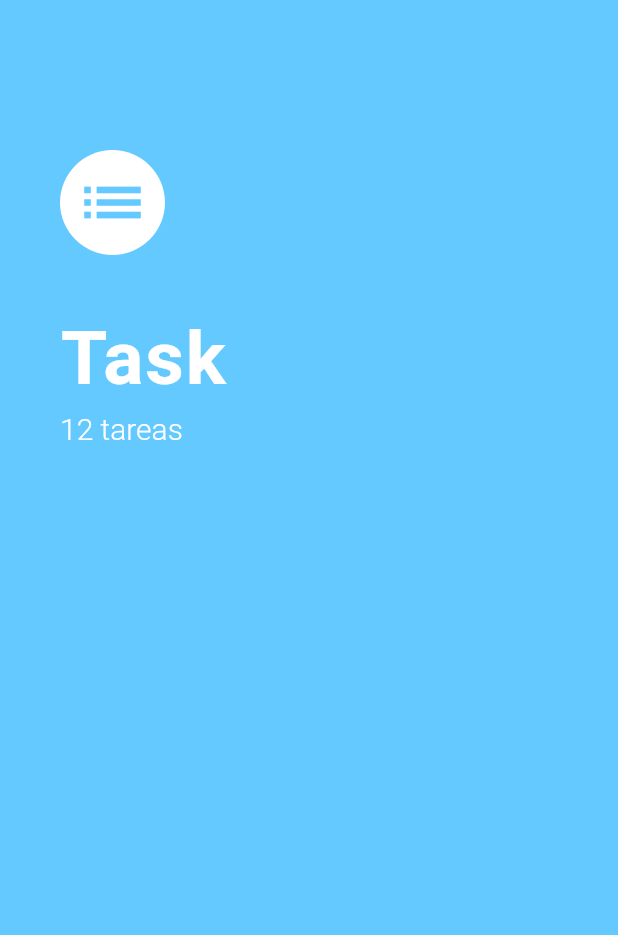
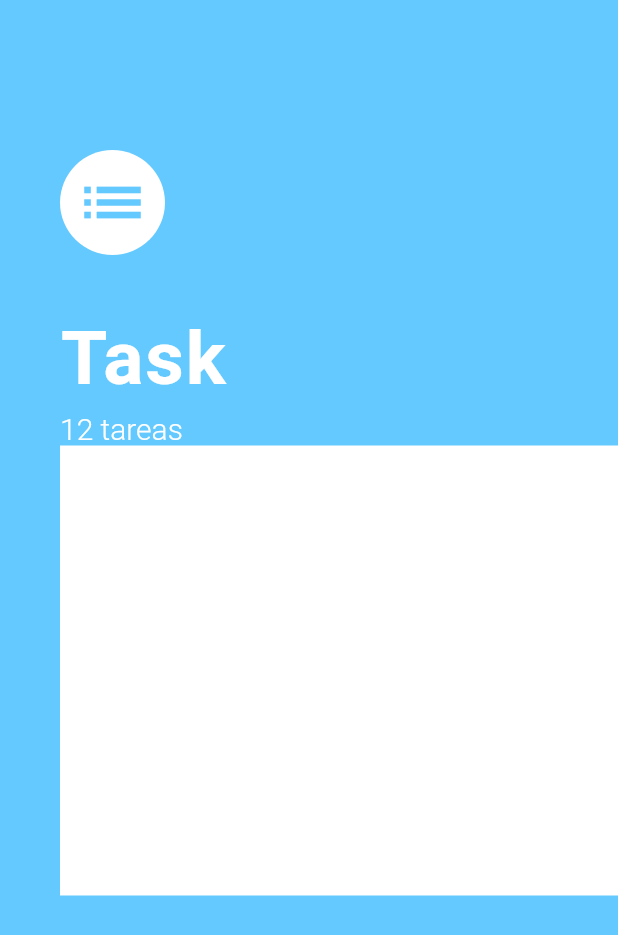
Before and after one commit to AlexMolina08/Task, a Flutter app: the screen it shows after launch, on a phone screen of 412 x 824 dp. Shown: the top 935 px of the screen. Run offline on Flutter 3.47's test engine with Material 2 defaults, Android fonts, the phone set to English and light mode, and no system bars.

Commit message:
task screen modified

```diff
--- a/lib/screens/tasks_screen.dart
+++ b/lib/screens/tasks_screen.dart
@@ -45,8 +45,10 @@ class TasksScreen extends StatelessWidget {
               ),
             ),
 
-
-
+            Container(
+              color: Colors.white,
+              height: 300.0,
+            ),
 
           ],
         ),
```
